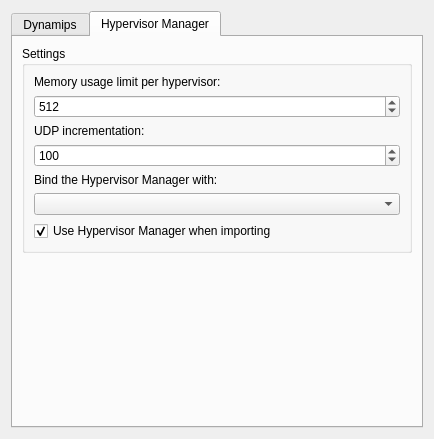
First picture: the form in src/GNS3/Ui/ConfigurationPages/Form_PreferencesDynamips.ui, repository GNS3/gns3-legacy, before the edit.
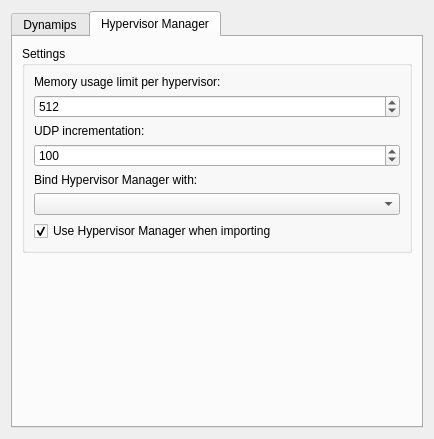
Second picture: the form after the edit. The open tabs and pages were chosen to show the change.

Commit message: [FIXES] Prevent unused hypervisors to be recorded in net files + corrected a bug when saving unconnected switches

What changed in the file:
```diff
--- a/src/GNS3/Ui/ConfigurationPages/Form_PreferencesDynamips.ui
+++ b/src/GNS3/Ui/ConfigurationPages/Form_PreferencesDynamips.ui
@@ -265,7 +265,7 @@
           <item row="4" column="0" >
            <widget class="QLabel" name="label_3" >
             <property name="text" >
-             <string>Bind the Hypervisor Manager with:</string>
+             <string>Bind Hypervisor Manager with:</string>
             </property>
            </widget>
           </item>
```
The commit also changes 29 other files.
